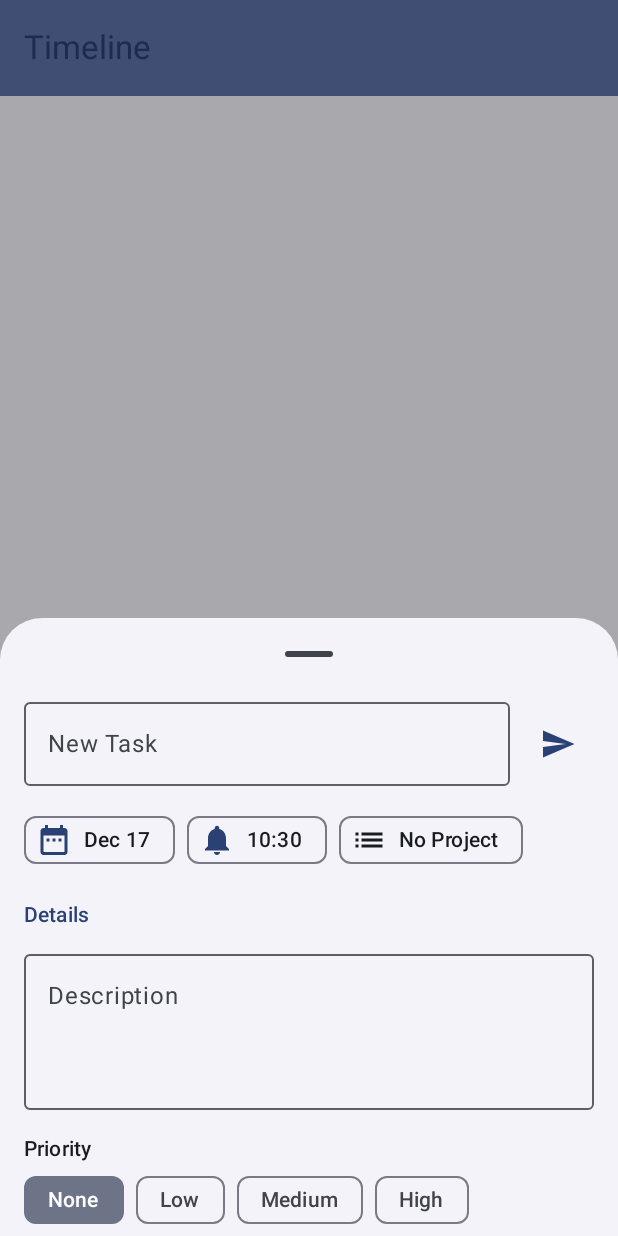
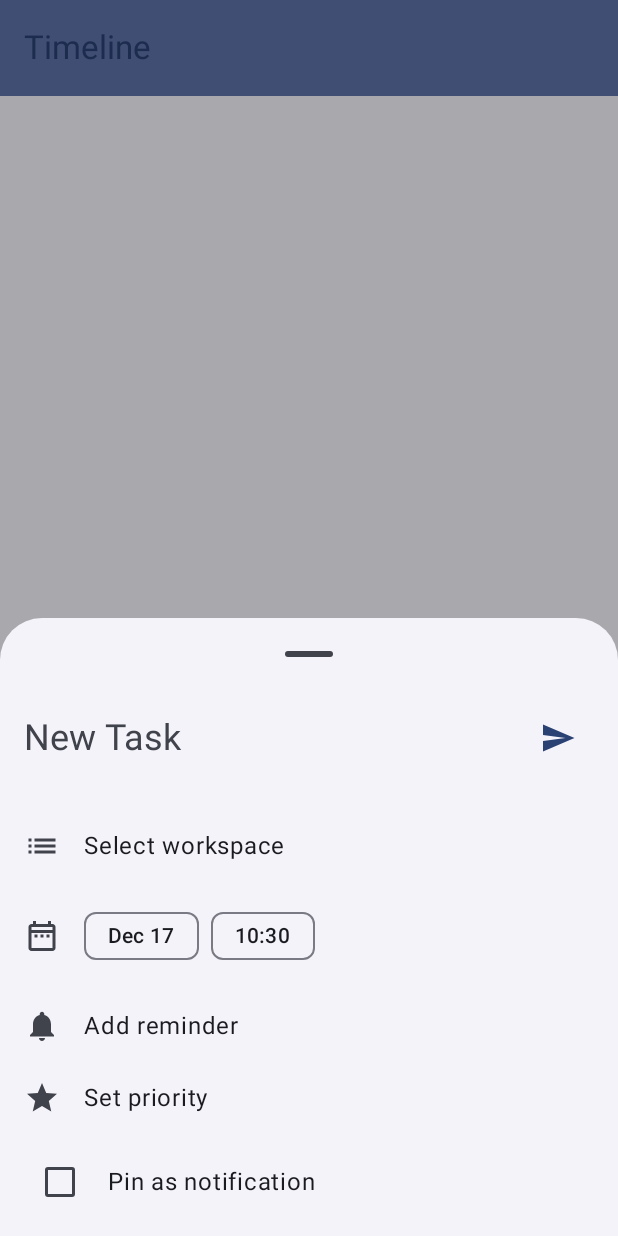
Before and after one commit to jayavardhan-g/tasks, an Android app built with Jetpack Compose: the screen it shows after launch (MainActivity), after a tap on "Add Task", on a phone screen of 412 x 824 dp. Run offline under Robolectric (Android 15) with nearby library versions, the phone set to English and light mode, and no system bars; our stand-ins replace Room's generated code, livedata-compose; 1 statement that could not run was skipped.

Commit message:
Set priority UI change

```diff
--- a/app/src/main/java/com/example/tasks/MainActivity.kt
+++ b/app/src/main/java/com/example/tasks/MainActivity.kt
@@ -35,7 +35,7 @@ class MainActivity : ComponentActivity() {
 
 sealed interface Screen {
     object Home : Screen
-    object NewTask : Screen
+    data class NewTask(val draft: com.example.tasks.data.TaskDraft? = null) : Screen
     data class EditTask(val task: Task, val checklist: List<com.example.tasks.data.ChecklistItem>) : Screen
 }
 
@@ -52,7 +52,7 @@ fun TasksApp(viewModel: TasksViewModel) {
         is Screen.Home -> {
             TaskScreen(
                 viewModel = viewModel,
-                onNavigateToNewTask = { navigateTo(Screen.NewTask) },
+                onNavigateToNewTask = { draft -> navigateTo(Screen.NewTask(draft)) },
                 onEditTask = { task, checklist ->
                     navigateTo(Screen.EditTask(task, checklist))
                 }
@@ -64,6 +64,7 @@ fun TasksApp(viewModel: TasksViewModel) {
 
             NewTaskScreen(
                 workspaces = workspaces,
+                draftTask = screen.draft,
                 onNavigateBack = { navigateTo(Screen.Home) },
                 onSave = { title, desc, deadline, workspaceId, priority, tags, checklistItems ->
                      val task = Task(
--- a/app/src/main/java/com/example/tasks/ui/NewTaskBottomSheet.kt
+++ b/app/src/main/java/com/example/tasks/ui/NewTaskBottomSheet.kt
@@ -18,6 +18,8 @@ import androidx.compose.material.icons.filled.KeyboardArrowUp
 import androidx.compose.material.icons.filled.List
 import androidx.compose.material.icons.filled.Notifications
 import androidx.compose.material.icons.filled.Send
+import androidx.compose.material.icons.filled.Star
+import androidx.compose.material.icons.filled.Notifications
 
 import androidx.compose.material3.AssistChip
 import androidx.compose.material3.AssistChipDefaults
@@ -48,6 +50,9 @@ import androidx.compose.ui.Alignment
 import androidx.compose.ui.Modifier
 import androidx.compose.ui.graphics.vector.ImageVector
 import androidx.compose.ui.unit.dp
+import androidx.compose.ui.unit.sp
+import androidx.compose.material.icons.outlined.DateRange
+import androidx.compose.ui.text.font.FontWeight
 import com.example.tasks.data.Workspace
 import java.text.SimpleDateFormat
 import java.util.Calendar
@@ -61,59 +66,71 @@ fun NewTaskBottomSheet(
     onDismiss: () -> Unit,
     onSave: (String, String, Long, Int?, Int, String) -> Unit, // title, desc, deadline, workspaceId, priority, tags
     onAddWorkspace: (String) -> Unit,
-    onExpandToFull: () -> Unit
+    onExpandToFull: (String, Long?, Int?, Int) -> Unit
 ) {
-    val sheetState = rememberModalBottomSheetState(skipPartiallyExpanded = false)
-
     var title by remember { mutableStateOf("") }
-    var description by remember { mutableStateOf("") }
-    var selectedDate by remember { mutableStateOf(System.currentTimeMillis()) }
+    var selectedDate by remember { mutableStateOf<Long?>(System.currentTimeMillis()) }
     var selectedWorkspace by remember { mutableStateOf<Workspace?>(null) }
-    var priority by remember { mutableStateOf(0) } // 0: None, 1: Low, 2: Medium, 3: High
-    var tags by remember { mutableStateOf("") }
+    var priority by remember { mutableStateOf(0) }
 
     var showDatePicker by remember { mutableStateOf(false) }
-    var showTimePicker by remember { mutableStateOf(false) }
+    var showDateTimePickerSheet by remember { mutableStateOf(false) }
+    var showWorkspaceSheet by remember { mutableStateOf(false) }
+    var showPrioritySheet by remember { mutableStateOf(false) }
+
+    val sheetState = rememberModalBottomSheetState(
+        skipPartiallyExpanded = false,
+        confirmValueChange = { newState ->
+            if (newState == androidx.compose.material3.SheetValue.Expanded) {
+                onExpandToFull(title, selectedDate, selectedWorkspace?.id, priority)
+                false // Don't snap to expanded visually, just navigate
+            } else {
+                true
+            }
+        }
+    )
 
     ModalBottomSheet(
         onDismissRequest = onDismiss,
         sheetState = sheetState,
         windowInsets = WindowInsets.ime
     ) {
-        // Auto-expand logic
-        LaunchedEffect(sheetState.targetValue) {
-            if (sheetState.targetValue == androidx.compose.material3.SheetValue.Expanded) {
-                onExpandToFull()
-            }
-        }
-
         Column(
             modifier = Modifier
                 .fillMaxWidth()
-                .fillMaxHeight() // Ensure it takes full height when expanded
                 .padding(horizontal = 16.dp, vertical = 8.dp)
-                .padding(bottom = 16.dp) // Extra padding for navigation bar usually handled by scaffold but good here
+                .padding(bottom = 16.dp)
         ) {
-            // Header / Quick Entry
+            // Header: Title + Save
             Row(
                 verticalAlignment = Alignment.CenterVertically,
                 modifier = Modifier.fillMaxWidth()
             ) {
-                // IconButton(onClick = onExpandToFull) {
-                //     Icon(Icons.Default.KeyboardArrowUp, contentDescription = "Full Page")
-                // }
-                OutlinedTextField(
+                androidx.compose.foundation.text.BasicTextField(
                     value = title,
                     onValueChange = { title = it },
-                    placeholder = { Text("New Task") },
-                    modifier = Modifier.weight(1f),
-                    singleLine = true
+                    textStyle = androidx.compose.ui.text.TextStyle(
+                        fontSize = 24.sp,
+                        fontWeight = androidx.compose.ui.text.font.FontWeight.Normal,
+                        color = MaterialTheme.colorScheme.onBackground
+                    ),
+                    decorationBox = { innerTextField ->
+                        androidx.compose.foundation.layout.Box {
+                            if (title.isEmpty()) {
+                                Text("New Task", style = androidx.compose.ui.text.TextStyle(fontSize = 24.sp, color = MaterialTheme.colorScheme.onSurfaceVariant))
+                            }
+                            innerTextField()
+                        }
+                    },
+                    modifier = Modifier.weight(1f)
                 )
+
                 Spacer(modifier = Modifier.width(8.dp))
+
                 IconButton(
                     onClick = {
                         if (title.isNotBlank()) {
-                            onSave(title, description, selectedDate, selectedWorkspace?.id, priority, tags)
+                            onSave(title, "", selectedDate ?: System.currentTimeMillis(), selectedWorkspace?.id, priority, "")
                         }
                     },
                     enabled = title.isNotBlank()
@@ -122,151 +139,105 @@ fun NewTaskBottomSheet(
                 }
             }
 
-            Spacer(modifier = Modifier.height(12.dp))
+            Spacer(modifier = Modifier.height(24.dp))
 
-            // Quick Options Row
+            // Workspace Option
+            OptionRow(
+                icon = Icons.Default.List,
+                text = selectedWorkspace?.name ?: "Select workspace",
+                onClick = { showWorkspaceSheet = true }
+            )
+
+            // Date / Time Option
             Row(
-                modifier = Modifier.fillMaxWidth(),
-                horizontalArrangement = Arrangement.spacedBy(8.dp)
+                 modifier = Modifier.fillMaxWidth().padding(vertical = 12.dp),
+                 verticalAlignment = Alignment.CenterVertically
             ) {
+                Icon(androidx.compose.material.icons.Icons.Outlined.DateRange, contentDescription = null, tint = MaterialTheme.colorScheme.onSurfaceVariant)
+                Spacer(modifier = Modifier.width(16.dp))
+
                 val dateFormat = SimpleDateFormat("MMM dd", Locale.getDefault())
-                val timeFormat = SimpleDateFormat("HH:mm", Locale.getDefault())
+                val dateLabel = if (selectedDate != null) dateFormat.format(Date(selectedDate!!)) else "No date"
 
                 AssistChip(
-                    onClick = { showDatePicker = true },
-                    label = { Text(dateFormat.format(Date(selectedDate))) },
-                    leadingIcon = { Icon(Icons.Default.DateRange, contentDescription = null) }
+                    onClick = { showDateTimePickerSheet = true },
+                    label = { Text(dateLabel) },
+                    modifier = Modifier.padding(end = 8.dp)
                 )
 
+                val timeFormat = SimpleDateFormat("HH:mm", Locale.getDefault())
+                val timeLabel = if (selectedDate != null) timeFormat.format(Date(selectedDate!!)) else "No time"
                 AssistChip(
-                    onClick = { showTimePicker = true },
-                    label = { Text(timeFormat.format(Date(selectedDate))) },
-                    leadingIcon = { Icon(Icons.Default.Notifications, contentDescription = null) }
-                )
-
-                AssistChip(
-                    onClick = { /* Toggle Workspace logic, simpler for MVP */
-                        // For now, just a simplified toggle for the first workspace or None
-                         if (workspaces.isNotEmpty()) {
-                             val currentIndex = workspaces.indexOf(selectedWorkspace)
-                             val nextIndex = currentIndex + 1
-                             selectedWorkspace = if (nextIndex < workspaces.size) workspaces[nextIndex] else null
-                         }
-                    },
-                    label = { Text(selectedWorkspace?.name ?: "No Project") },
-                    leadingIcon = {
-                        Icon(
-                            Icons.Default.List,
-                            contentDescription = null,
-                            tint = if (selectedWorkspace != null) androidx.compose.ui.graphics.Color(selectedWorkspace!!.color) else MaterialTheme.colorScheme.onSurface
-                        )
-                    },
-                     colors = if (selectedWorkspace != null) AssistChipDefaults.assistChipColors(
-                        leadingIconContentColor = androidx.compose.ui.graphics.Color(selectedWorkspace!!.color)
-                    ) else AssistChipDefaults.assistChipColors()
+                    onClick = { showDateTimePickerSheet = true },
+                    label = { Text(timeLabel) }
                 )
             }
 
-            Spacer(modifier = Modifier.height(16.dp))
-
-            // Expanded Options (Visible/Scrolled to when dragged up, or just always present in column but below fold)
-            // In ModalBottomSheet, content is scrollable.
-
-            Text("Details", style = MaterialTheme.typography.titleSmall, color = MaterialTheme.colorScheme.primary)
-            Spacer(modifier = Modifier.height(8.dp))
-
-            OutlinedTextField(
-                value = description,
-                onValueChange = { description = it },
-                label = { Text("Description") },
-                modifier = Modifier.fillMaxWidth(),
-                minLines = 3
+            // Add reminder (Placeholder)
+            OptionRow(
+                icon = Icons.Default.Notifications,
+                text = "Add reminder",
+                onClick = { /* TODO */ }
             )
 
-            Spacer(modifier = Modifier.height(16.dp))
+            // Priority
+            OptionRow(
+                icon = androidx.compose.material.icons.Icons.Default.Star, // Or outlined star
+                text = if (priority == 0) "Set priority" else "Priority: ${arrayOf("None", "Low", "Medium", "High")[priority]}",
+                onClick = { showPrioritySheet = true }
+            )
 
-            Text("Priority", style = MaterialTheme.typography.titleSmall)
-            Row(horizontalArrangement = Arrangement.spacedBy(8.dp)) {
-                listOf("None", "Low", "Medium", "High").forEachIndexed { index, label ->
-                    FilterChip(
-                        selected = priority == index,
-                        onClick = { priority = index },
-                        label = { Text(label) }
-                    )
-                }
+            // Pin as notification (Placeholder)
+             Row(
+                verticalAlignment = Alignment.CenterVertically,
+                modifier = Modifier.padding(vertical = 8.dp)
+            ) {
+                 // Checkbox needs import or full path
+                androidx.compose.material3.Checkbox(
+                    checked = false,
+                    onCheckedChange = {}
+                )
+                Spacer(modifier = Modifier.width(8.dp))
+                Text("Pin as notification")
             }
-
-            Spacer(modifier = Modifier.height(16.dp))
-
-            OutlinedTextField(
-                value = tags,
-                onValueChange = { tags = it },
-                label = { Text("Tags (comma separated)") },
-                modifier = Modifier.fillMaxWidth()
-            )
 
             Spacer(modifier = Modifier.height(32.dp))
         }
 
-        if (showDatePicker) {
-            val datePickerState = rememberDatePickerState(initialSelectedDateMillis = selectedDate)
-            DatePickerDialog(
-                onDismissRequest = { showDatePicker = false },
-                confirmButton = {
-                    TextButton(onClick = {
-                        datePickerState.selectedDateMillis?.let { date ->
-                            val calendar = Calendar.getInstance()
-                            val originalTime = Calendar.getInstance().apply { timeInMillis = selectedDate }
-                            calendar.timeInMillis = date
-                            calendar.set(Calendar.HOUR_OF_DAY, originalTime.get(Calendar.HOUR_OF_DAY))
-                            calendar.set(Calendar.MINUTE, originalTime.get(Calendar.MINUTE))
-                            selectedDate = calendar.timeInMillis
-                        }
-                        showDatePicker = false
-                    }) {
-                        Text("OK")
-                    }
-                },
-                dismissButton = {
-                    TextButton(onClick = { showDatePicker = false }) {
-                        Text("Cancel")
-                    }
+        // Dialogs
+        if (showDateTimePickerSheet) {
+            DateTimePickerBottomSheet(
+                onDismiss = { showDateTimePickerSheet = false },
+                initialDate = selectedDate,
+                onDateSelected = { date ->
+                    selectedDate = date
                 }
-            ) {
-                DatePicker(state = datePickerState)
-            }
+            )
         }
 
-        if (showTimePicker) {
-            val calendar = Calendar.getInstance().apply { timeInMillis = selectedDate }
-            val timePickerState = rememberTimePickerState(
-                initialHour = calendar.get(Calendar.HOUR_OF_DAY),
-                initialMinute = calendar.get(Calendar.MINUTE)
+        if (showWorkspaceSheet) {
+            WorkspaceSelectionBottomSheet(
+                workspaces = workspaces,
+                onDismiss = { showWorkspaceSheet = false },
+                onWorkspaceSelected = { workspace ->
+                    selectedWorkspace = workspace
+                    showWorkspaceSheet = false
+                },
+                onCreateWorkspace = { name, color ->
+                    onAddWorkspace(name)
+                }
             )
+        }
 
-            // TimePicker doesn't have a built-in dialog in M3, so wrapper might be needed
-            // For brevity using a basic AlertDialog or similar, same as TaskDialog logic
-             androidx.compose.material3.AlertDialog(
-                 onDismissRequest = { showTimePicker = false },
-                 confirmButton = {
-                     TextButton(onClick = {
-                         calendar.set(Calendar.HOUR_OF_DAY, timePickerState.hour)
-                         calendar.set(Calendar.MINUTE, timePickerState.minute)
-                         selectedDate = calendar.timeInMillis
-                         showTimePicker = false
-                     }) {
-                         Text("OK")
-                     }
-                 },
-                 dismissButton = {
-                     TextButton(onClick = { showTimePicker = false }) {
-                         Text("Cancel")
-                     }
-                 },
-                 text = {
-                     TimePicker(state = timePickerState)
-                 }
-             )
+        if (showPrioritySheet) {
+            PrioritySelectionBottomSheet(
+                onDismiss = { showPrioritySheet = false },
+                currentPriority = priority,
+                onPrioritySelected = { newPriority ->
+                    priority = newPriority
+                    showPrioritySheet = false
+                }
+            )
         }
     }
 }
--- a/app/src/main/java/com/example/tasks/ui/TaskScreen.kt
+++ b/app/src/main/java/com/example/tasks/ui/TaskScreen.kt
@@ -70,13 +70,14 @@ import java.text.SimpleDateFormat
 import java.util.Calendar
 import java.util.Date
 import java.util.Locale
+import com.example.tasks.data.TaskDraft
 import kotlinx.coroutines.launch
 
 @OptIn(ExperimentalMaterial3Api::class)
 @Composable
 fun TaskScreen(
     viewModel: TasksViewModel,
-    onNavigateToNewTask: () -> Unit,
+    onNavigateToNewTask: (TaskDraft?) -> Unit,
     onEditTask: (Task, List<com.example.tasks.data.ChecklistItem>) -> Unit
 ) {
     val globalTasks by viewModel.globalTasks.observeAsState(initial = emptyList())
@@ -260,9 +261,9 @@ fun TaskScreen(
                     val randomColor = (0xFF000000..0xFFFFFFFF).random() or 0xFF000000
                     viewModel.insertWorkspace(com.example.tasks.data.Workspace(name = name, color = randomColor))
                 },
-                onExpandToFull = {
+                onExpandToFull = { title, date, workspaceId, priority ->
                     showNewTaskSheet = false
-                    onNavigateToNewTask()
+                    onNavigateToNewTask(TaskDraft(title = title, deadline = date, workspaceId = workspaceId, priority = priority))
                 }
             )
         }
```
Also changed, not shown: app/src/main/java/com/example/tasks/data/Task.kt (+9 -0 lines), app/src/main/java/com/example/tasks/ui/NewTaskScreen.kt (+9 -6 lines), app/src/main/java/com/example/tasks/ui/PrioritySelectionBottomSheet.kt (added, +105 -0 lines), 5 other files.
